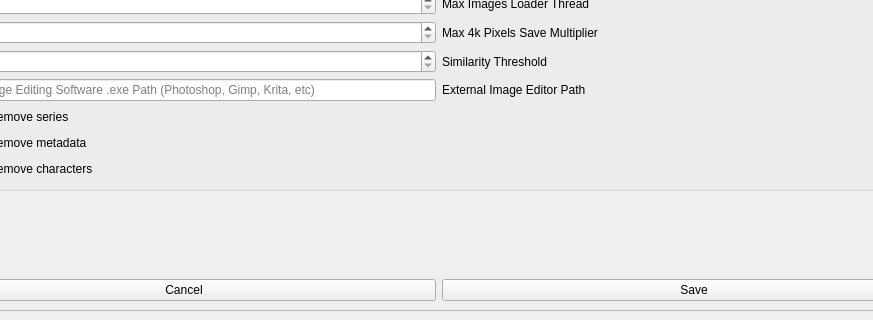
First picture: the form in interfaces/interface.ui, repository HaW-Tagger/HWtagger, before the edit; both pictures show x 87 to 960 and y 538 to 858 of the 1052 by 858 pixel window.
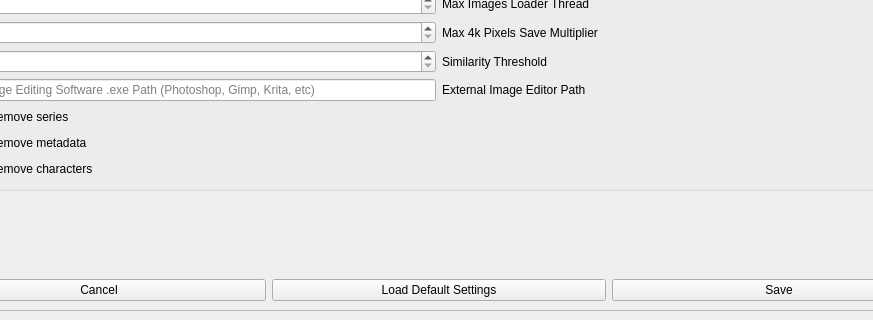
Second picture: the form after the edit. The open tabs and pages were chosen to show the change.

Commit message:
Update to default settings
-Better default parameters
-Added button to restore default parameters

Diff of the .ui file:
```diff
--- a/interfaces/interface.ui
+++ b/interfaces/interface.ui
@@ -631,8 +631,8 @@
             <rect>
              <x>0</x>
              <y>0</y>
-             <width>205</width>
-             <height>583</height>
+             <width>1032</width>
+             <height>814</height>
             </rect>
            </property>
            <layout class="QGridLayout" name="gridLayout">
@@ -648,6 +648,16 @@
                 </property>
                </widget>
               </item>
+              <item>
+               <widget class="QPushButton" name="pushButton_reload_default">
+                <property name="toolTip">
+                 <string>Load the default settings, but doesn't save them</string>
+                </property>
+                <property name="text">
+                 <string>Load Default Settings</string>
+                </property>
+               </widget>
+              </item>
               <item>
                <widget class="QPushButton" name="pushButton_save_settings">
                 <property name="toolTip">
```
The commit also changes 10 other files.
